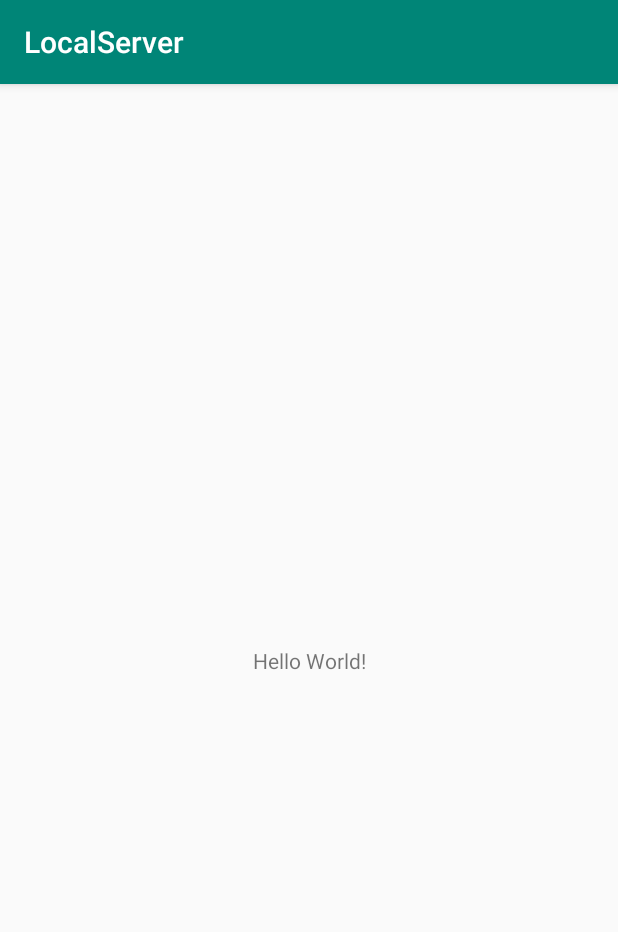
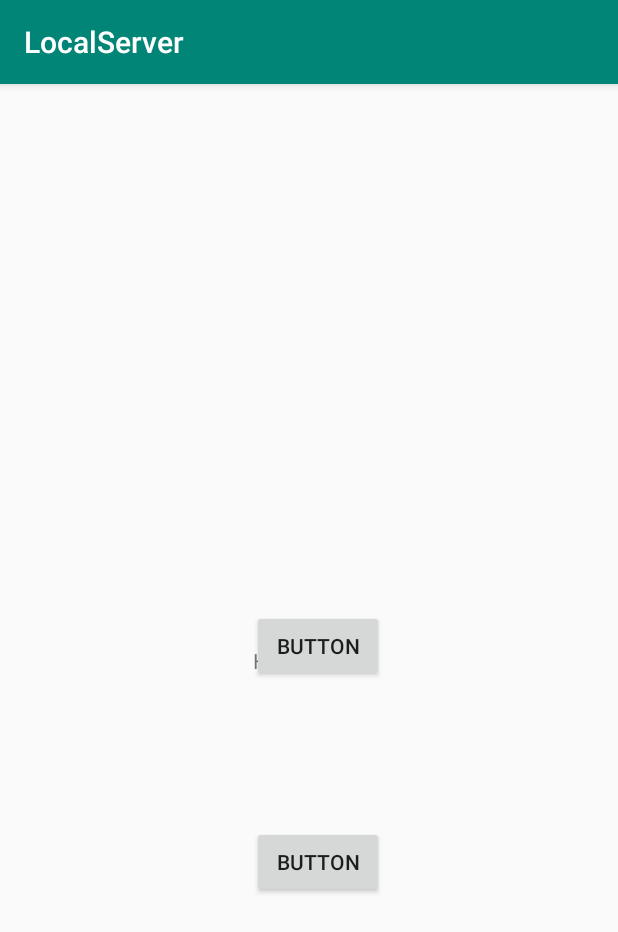
Before and after one commit to yijigu7745/localserver, an Android app: the screen it shows after launch (MainActivity), on a phone screen of 412 x 824 dp. Shown: the top 932 px of the screen. Run offline under Robolectric (Android 15) with nearby library versions, the phone set to English and light mode, and no system bars.

Commit message:
支持双工通信

```diff
--- a/app/build.gradle
+++ b/app/build.gradle
@@ -12,6 +12,11 @@ android {
         testInstrumentationRunner "androidx.test.runner.AndroidJUnitRunner"
     }
     buildTypes {
+        debug {
+            minifyEnabled false
+            proguardFiles getDefaultProguardFile('proguard-android-optimize.txt'), 'proguard-rules.pro'
+        }
+
         release {
             minifyEnabled false
             proguardFiles getDefaultProguardFile('proguard-android-optimize.txt'), 'proguard-rules.pro'
--- a/app/src/main/java/com/lkb/localserver/MainActivity.java
+++ b/app/src/main/java/com/lkb/localserver/MainActivity.java
@@ -4,36 +4,79 @@ import androidx.appcompat.app.AppCompatActivity;
 
 import android.os.Bundle;
 import android.os.SystemClock;
+import android.view.View;
+import android.widget.Button;
 
 import com.yijigu.localconnect.ExecutorUtil;
 import com.yijigu.localconnect.localserver.ConnectHandler;
 import com.yijigu.localconnect.localserver.LocalServerConnect;
 import com.yijigu.localconnect.localserver.MessageBean;
 
-public class MainActivity extends AppCompatActivity {
+public class MainActivity extends AppCompatActivity implements View.OnClickListener {
 
     private static final String TAG = "MainActivity";
+
+    Button button;
+    Button button2;
 
     @Override
     protected void onCreate(Bundle savedInstanceState) {
         super.onCreate(savedInstanceState);
         setContentView(R.layout.activity_main);
+        initView();
+        registerView();
         ExecutorUtil.doExecute(this::test);
     }
 
+    private void registerView() {
+        button2.setOnClickListener(this);
+        button.setOnClickListener(this);
+    }
+
+    private void initView() {
+        button = findViewById(R.id.btn_test);
+        button2 = findViewById(R.id.btn_test_2);
+    }
+
+    static LocalServerConnect connect;
     private void test() {
-        LocalServerConnect.startServer("localServer", mHandler);
+        LocalServerConnect.getInstance().startServer("localServer", mHandler);
         SystemClock.sleep(5000);
-        LocalServerConnect.clientSend("localServer",new MessageBean()
-        .setCode(0)
-        .setType(1)
-        .setRemark("测试发送消息"), 0);
+        connect = LocalServerConnect.getInstance().initClient("localServer");
     }
 
     ConnectHandler mHandler = new ConnectHandler() {
         @Override
         public void handleMessage(int type, String message) {
-            setMessage("服务器返回的值");
+            if(type % 3 == 0){
+                setMessage("服务器发送的消息---");
+            }
         }
     };
+
+    @Override
+    public void onClick(View v) {
+        switch (v.getId()) {
+            case R.id.btn_test:
+                ExecutorUtil.doExecute(()->{
+                    sendMessage();
+                });
+                break;
+            case R.id.btn_test_2:
+                ExecutorUtil.doExecute(()->{
+                });
+                break;
+        }
+    }
+
+    private int i = 0;
+
+    private void sendMessage() {
+        if(connect != null){
+            connect.send("localServer",new MessageBean()
+                    .setCode(0)
+                    .setType(++i)
+                    .setRemark("测试发送消息" + i));
+        }
+    }
 }
--- a/app/src/main/res/layout/activity_main.xml
+++ b/app/src/main/res/layout/activity_main.xml
@@ -7,6 +7,7 @@
     tools:context=".MainActivity">
 
     <TextView
+        android:id="@+id/textView"
         android:layout_width="wrap_content"
         android:layout_height="wrap_content"
         android:text="Hello World!"
@@ -15,4 +16,28 @@
         app:layout_constraintRight_toRightOf="parent"
         app:layout_constraintTop_toTopOf="parent" />
 
+    <Button
+        android:id="@+id/btn_test"
+        android:layout_width="wrap_content"
+        android:layout_height="wrap_content"
+        android:layout_marginStart="167dp"
+        android:layout_marginTop="332dp"
+        android:layout_marginEnd="156dp"
+        android:layout_marginBottom="351dp"
+        android:text="Button"
+        app:layout_constraintBottom_toBottomOf="parent"
+        app:layout_constraintEnd_toEndOf="parent"
+        app:layout_constraintStart_toStartOf="parent"
+        app:layout_constraintTop_toTopOf="parent" />
+
+    <Button
+        android:id="@+id/btn_test_2"
+        android:layout_width="wrap_content"
+        android:layout_height="wrap_content"
+        android:layout_marginBottom="225dp"
+        android:text="Button"
+        app:layout_constraintBottom_toBottomOf="parent"
+        app:layout_constraintEnd_toEndOf="@+id/btn_test"
+        app:layout_constraintStart_toStartOf="@+id/btn_test" />
+
 </androidx.constraintlayout.widget.ConstraintLayout>
--- a/localconnect/build.gradle
+++ b/localconnect/build.gradle
@@ -16,6 +16,10 @@ android {
     }
 
     buildTypes {
+        debug {
+            minifyEnabled false
+            proguardFiles getDefaultProguardFile('proguard-android-optimize.txt'), 'proguard-rules.pro'
+        }
         release {
             minifyEnabled false
             proguardFiles getDefaultProguardFile('proguard-android-optimize.txt'), 'proguard-rules.pro'
```
Also changed, not shown: localconnect/src/main/java/com/yijigu/localconnect/localserver/LocalServerConnect.java (+194 -255 lines).
